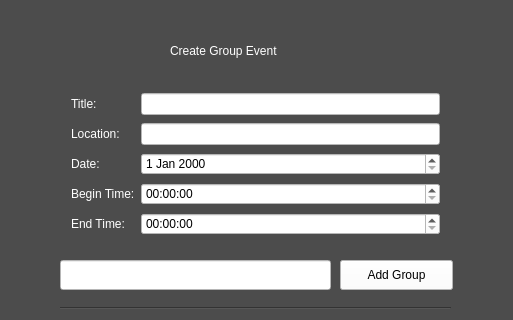
This is create_group_event.ui in allenh1/timefuse-client as Qt 5 draws it before an edit; both pictures show x 0 to 513 and y 0 to 320 of the 513 by 537 pixel window. The edited form follows.
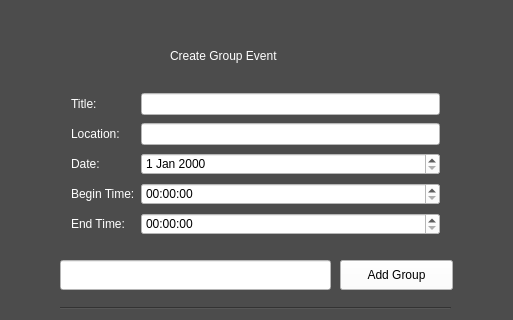
This is the edited form.

The edit to the form file:
```diff
--- a/create_group_event.ui
+++ b/create_group_event.ui
@@ -252,8 +252,8 @@
     <rect>
      <x>170</x>
      <y>30</y>
-     <width>191</width>
-     <height>41</height>
+     <width>241</width>
+     <height>51</height>
     </rect>
    </property>
    <property name="styleSheet">
```
